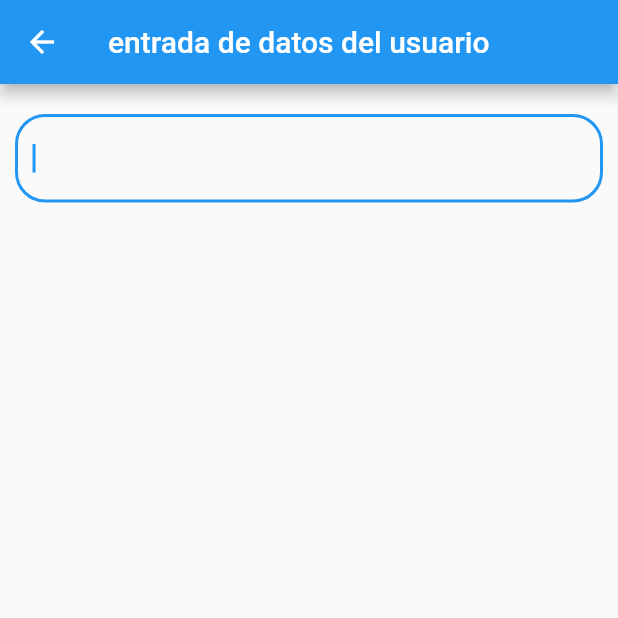
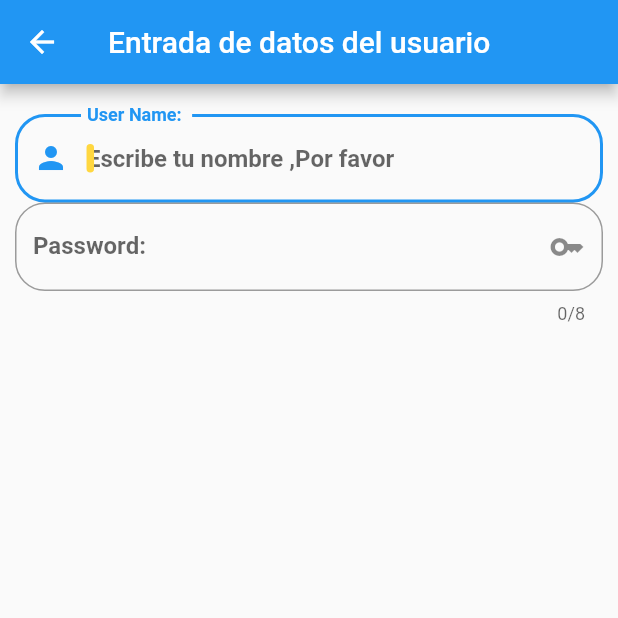
Before and after one commit to Leonel-David-Navarro-Meneses/componentes, a Flutter app: the InputsScreen screen opened by its route, on a phone screen of 412 x 824 dp, the top half of it. Run offline on Flutter 3.47's test engine with Material 2 defaults, Android fonts, the phone set to English and light mode, and no system bars.

Commit message:
modificando input screen

```diff
--- a/lib/ui/screens/inputs_screen.dart
+++ b/lib/ui/screens/inputs_screen.dart
@@ -13,22 +13,67 @@ class _InputsScreenState extends State<InputsScreen> {
   Widget build(BuildContext context) {
     return Scaffold(
         appBar: AppBar(
-          title: const Text('entrada de datos del usuario'),
+          title: const Text('Entrada de datos del usuario'),
         ),
         body: ListView(
           padding: const EdgeInsets.symmetric(horizontal: 10.0, vertical: 20.0),
           children: [
-            _crearEntrada(),
+            _crearEntradaNombre(),
+            _crearEntradaPswd(),
           ],
         ));
   }
 
-  Widget _crearEntrada() {
+  Widget _crearEntradaNombre() {
     return TextField(
       autofocus: true,
-      textCapitalization: TextCapitalization.words,
+      textAlign: TextAlign.left,
+      textCapitalization: TextCapitalization.sentences,
+      style: const TextStyle(
+        color: Colors.redAccent,
+        fontWeight: FontWeight.bold,
+      ),
+      cursorColor: Colors.amberAccent,
+      cursorRadius: const Radius.circular(10.0),
+      cursorWidth: 5.0,
+      // maxLength: 4,
+      maxLines: null,
       decoration: InputDecoration(
         border: OutlineInputBorder(borderRadius: BorderRadius.circular(20.0)),
+        hintText: "Escribe tu nombre ,Por favor",
+        labelText: "User Name: ",
+        // helperText: "Nombre",
+        prefixIcon: const Icon(Icons.person),
+        //iconColor: Colors.blueGrey,
+        //  prefix: const CircularProgressIndicator(),
+      ),
+      onChanged: (valor) {
+        _userName = valor;
+        print(_userName);
+      },
+    );
+  }
+
+  Widget _crearEntradaPswd() {
+    return TextField(
+      autofocus: true,
+      textAlign: TextAlign.left,
+      textCapitalization: TextCapitalization.sentences,
+      style: const TextStyle(
+        color: Colors.redAccent,
+        fontWeight: FontWeight.bold,
+      ),
+      cursorColor: Colors.amberAccent,
+      cursorRadius: const Radius.circular(10.0),
+      cursorWidth: 5.0,
+      maxLength: 8,
+      obscureText: true,
+      keyboardType: TextInputType.number,
+      decoration: InputDecoration(
+        border: OutlineInputBorder(borderRadius: BorderRadius.circular(20.0)),
+        hintText: "Escribe tu contraseña ,Por favor",
+        labelText: "Password: ",
+        suffixIcon: const Icon(Icons.key),
       ),
       onChanged: (valor) {
         _userName = valor;
```
